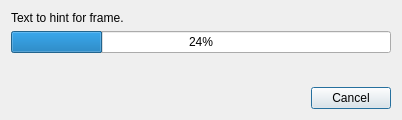
The window that ui/zenoedit/dialog/zrecprogressdlg.ui (zenustech/zeno) describes before a commit, drawn with Qt 5.
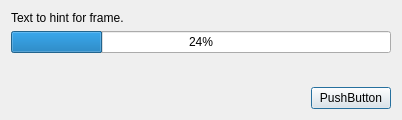
The same window after the commit.

```diff
--- a/ui/zenoedit/dialog/zrecprogressdlg.ui
+++ b/ui/zenoedit/dialog/zrecprogressdlg.ui
@@ -42,14 +42,31 @@
     </spacer>
    </item>
    <item>
-    <widget class="QDialogButtonBox" name="buttonBox">
-     <property name="orientation">
-      <enum>Qt::Horizontal</enum>
+    <layout class="QHBoxLayout" name="horizontalLayout">
+     <property name="bottomMargin">
+      <number>0</number>
      </property>
-     <property name="standardButtons">
-      <set>QDialogButtonBox::Cancel</set>
-     </property>
-    </widget>
+     <item>
+      <spacer name="horizontalSpacer">
+       <property name="orientation">
+        <enum>Qt::Horizontal</enum>
+       </property>
+       <property name="sizeHint" stdset="0">
+        <size>
+         <width>40</width>
+         <height>20</height>
+        </size>
+       </property>
+      </spacer>
+     </item>
+     <item>
+      <widget class="QPushButton" name="btn">
+       <property name="text">
+        <string>PushButton</string>
+       </property>
+      </widget>
+     </item>
+    </layout>
    </item>
   </layout>
  </widget>
```
Left out of the diff: 35 changed lines with no effect on the pictures.
